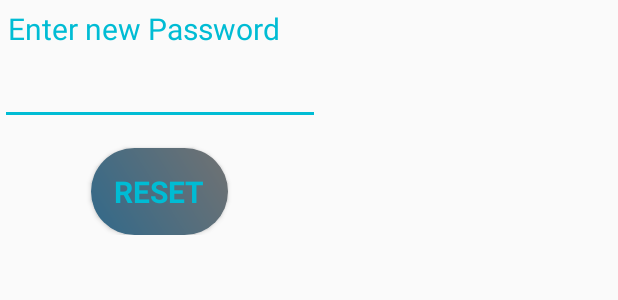
After one commit to nilohit-github/CalorieCountdown, an Android app: the layout reset_password.xml on its own in the app's theme, with its tools: preview values and no code run, on a phone screen of 412 x 824 dp. The commit adds this screen. Shown: the top 300 px of the screen. Run offline under Robolectric (Android 15) with nearby library versions, the phone set to English and light mode, and no system bars.

Commit message:
forgot pass added

```diff
--- a/app/src/main/res/layout/activity_forgot.xml
+++ b/app/src/main/res/layout/activity_forgot.xml
@@ -45,9 +45,11 @@
                 android:layout_height="wrap_content"
                 android:layout_centerHorizontal="true"
                 android:layout_below="@+id/SecurityQuestion"
-
+                android:textColor="#212121"
                 android:hint="Write Caption"
                 android:ems="10"
+                android:maxLength="20"
+                android:digits="abcdefghijklmnopqrstuvwxyzABCDEFGHIJKLMNOPQRSTUVWXYZ0123456789"
                 android:inputType="textPersonName" >
             </EditText>
 
--- /dev/null
+++ b/app/src/main/res/layout/reset_password.xml
@@ -0,0 +1,54 @@
+<?xml version="1.0" encoding="utf-8"?>
+<RelativeLayout xmlns:android="http://schemas.android.com/apk/res/android"
+    android:layout_width="wrap_content"
+    android:layout_height="wrap_content">
+    <LinearLayout
+        android:layout_width="wrap_content"
+        android:layout_height="wrap_content"
+        android:orientation="vertical"
+        android:id="@+id/NewPassword">
+        <TextView
+            android:id="@+id/Password"
+            android:layout_width="wrap_content"
+            android:layout_height="wrap_content"
+            android:layout_centerHorizontal="true"
+            android:padding="5dp"
+            android:text="Enter new Password"
+            android:textColor="@color/colorAccent"
+            android:textStyle="bold"
+            android:fontFamily="sans-serif-thin"
+            android:textSize="20sp" />
+        <EditText
+            android:id="@+id/password_new"
+            android:layout_width="wrap_content"
+            android:layout_height="wrap_content"
+            android:hint=""
+            android:ems="10"
+            android:digits="abcdefghijklmnopqrstuvwxyzABCDEFGHIJKLMNOPQRSTUVWXYZ0123456789@#$"
+            android:inputType="textPassword"
+            android:maxLines="1"
+            android:layout_centerHorizontal="true"
+            android:maxLength="20"
+            android:textColorHint="@color/colorAccent"
+            android:textColor="#212121">
+
+        </EditText>
+    </LinearLayout>
+
+    <Button
+        android:id="@+id/save_button"
+        style="?android:textAppearanceSmall"
+        android:layout_width="wrap_content"
+        android:layout_height="wrap_content"
+        android:layout_marginTop="15dp"
+        android:text="@string/save"
+
+        android:textStyle="bold"
+        android:padding="15dp"
+        android:layout_below="@+id/NewPassword"
+        android:layout_centerInParent="true"
+        android:background="@drawable/button"
+        android:textColor="@color/colorAccent"
+        android:textSize="20sp"
+        />
+</RelativeLayout>
--- a/app/src/main/res/values/strings.xml
+++ b/app/src/main/res/values/strings.xml
@@ -44,6 +44,7 @@
     <string name="Required">Your total calorie requirement: </string>
     <string name="action_update_profile">Update Profile</string>
     <string name="submit_answer">Submit</string>
+    <string name="save">Reset</string>
 
     <string-array name="question_arrays">
         <item>What is your favourite tv show ?</item>
```
Also changed, not shown: app/src/main/java/com/appguru/android/caloriecountdown/ForgotActivity.java (+139 -1 lines).
